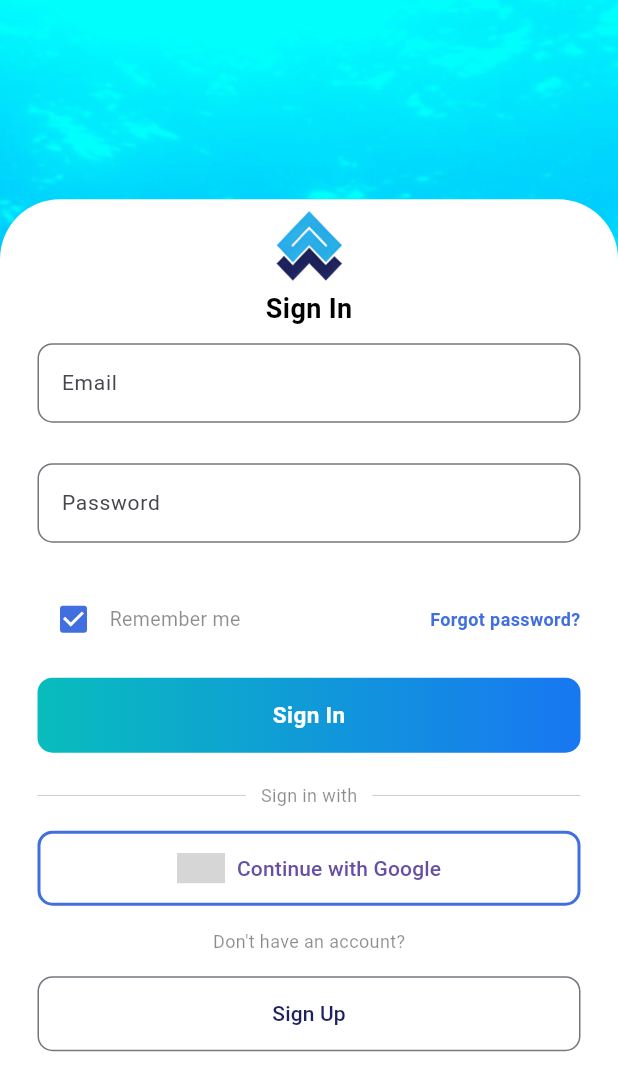
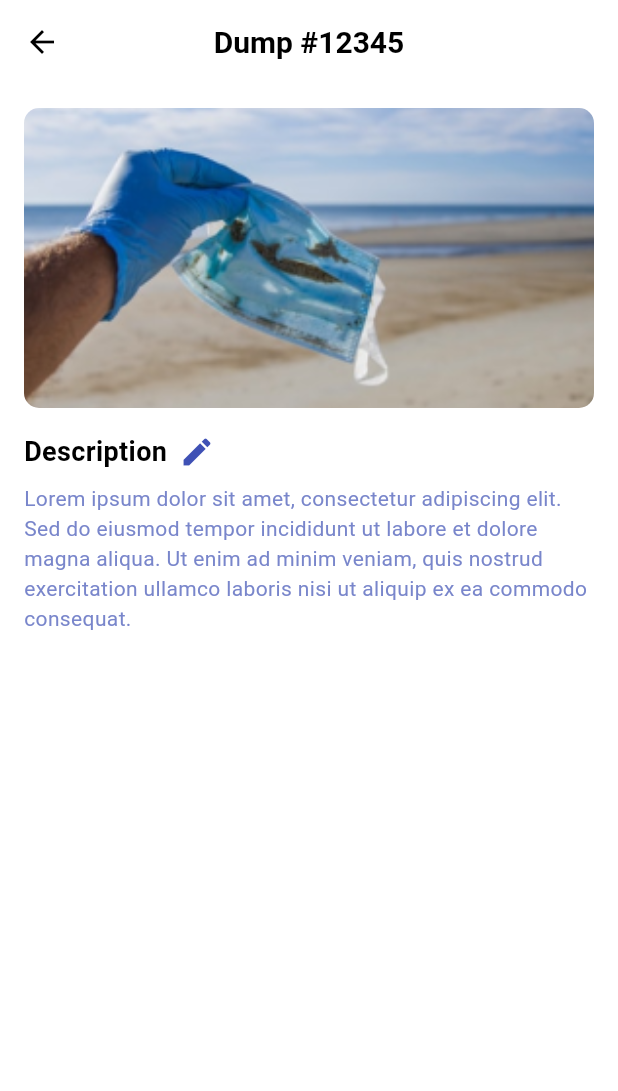
Before and after one commit to SDP-1/ocean_rescue, a Flutter app: the screen it shows after launch, on a phone screen of 412 x 824 dp. Shown: the top 1091 px of the screen. Run offline on Flutter 3.47's test engine with Material 3 defaults, Android fonts, the phone set to English and light mode, and no system bars; our stand-ins replace cloud_firestore, firebase_auth, firebase_core, firebase_storage, flutter_image_compress, flutter_svg and 4 more; accounts and stored records are empty; grey boxes are pictures that could not be loaded.

Commit message:
fixed the report dump by removing listview

```diff
--- a/lib/main.dart
+++ b/lib/main.dart
@@ -1,6 +1,7 @@
 import 'package:firebase_core/firebase_core.dart'; // Import Firebase Core
 import 'package:flutter/material.dart';
 import 'package:ocean_rescue/pages/dumpReport/DumpReportHistory.dart';
+import 'package:ocean_rescue/pages/dumpReport/dump_description_edit.dart';
 import 'package:ocean_rescue/pages/notification/NotificationScreen.dart';
 import 'package:ocean_rescue/pages/welcome/signin_screen.dart';
 import 'package:ocean_rescue/widget/popup/delete_confirmation_popup.dart';
@@ -24,11 +25,12 @@ class MyApp extends StatelessWidget {
     return MaterialApp(
       title: 'Ocean Rescue', // Fixed the typo in the app title
       debugShowCheckedModeBanner: false,
-      home: SignInScreen(),
+      //home: SignInScreen(),
       // home: BottomNavBar(),
       // home: SplashScreen(),
      // home : DumpReportHistory(),
      //home : delete_confirmation_popup(),
+      home : DumpDetailsScreen(),
 
     );
   }
--- /dev/null
+++ b/lib/pages/dumpReport/dump_description_edit.dart
@@ -0,0 +1,72 @@
+import 'package:flutter/material.dart';
+import '../../widget/feed/TopAppBar .dart';
+
+class DumpDetailsScreen extends StatelessWidget {
+  @override
+  Widget build(BuildContext context) {
+    return Scaffold(
+      backgroundColor: Colors.white,
+      appBar: AppBar(
+        backgroundColor: Colors.white,
+        elevation: 0,
+        leading: IconButton(
+          icon: Icon(Icons.arrow_back, color: Colors.black),
+          onPressed: () {
+            Navigator.pop(context);
+          },
+        ),
+        title: Text(
+          'Dump #12345',
+          style: TextStyle(
+            color: Colors.black,
+            fontSize: 20,
+            fontWeight: FontWeight.bold,
+          ),
+        ),
+        centerTitle: true,
+      ),
+      body: Padding(
+        padding: const EdgeInsets.all(16.0),
+        child: Column(
+          crossAxisAlignment: CrossAxisAlignment.start,
+          children: [
+            // Image section
+            ClipRRect(
+              borderRadius: BorderRadius.circular(10.0),
+              child: Image.asset(
+                'assets/event/event02.png',  // Change this to the actual path of your image
+                width: double.infinity,
+                height: 200,
+                fit: BoxFit.cover,
+              ),
+            ),
+            SizedBox(height: 16),
+            // Description section
+            Row(
+              children: [
+                Text(
+                  'Description',
+                  style: TextStyle(
+                    fontSize: 18,
+                    fontWeight: FontWeight.bold,
+                    color: Colors.black, // Change color to black
+                  ),
+                ),
+                SizedBox(width: 8),  // Adjust spacing between text and icon
+                Icon(Icons.edit, color: Colors.indigo),
+              ],
+            ),
+            SizedBox(height: 8),
+            Text(
+              'Lorem ipsum dolor sit amet, consectetur adipiscing elit. Sed do eiusmod tempor incididunt ut labore et dolore magna aliqua. Ut enim ad minim veniam, quis nostrud exercitation ullamco laboris nisi ut aliquip ex ea commodo consequat.',
+              style: TextStyle(
+                color: Colors.indigo.shade300,
+                fontSize: 14,
+              ),
+            ),
+          ],
+        ),
+      ),
+    );
+  }
+}
--- a/lib/pages/dumpReport/dump_report_screen.dart
+++ b/lib/pages/dumpReport/dump_report_screen.dart
@@ -120,7 +120,8 @@ class _ReportDumpPageState extends State<ReportDumpPage> {
         padding: const EdgeInsets.all(16.0),
         child: Form(
           key: _formKey,
-          child: ListView(
+          child: SingleChildScrollView(
+            child: Column(
               children: [
                 const SizedBox(height: 16),
                 _buildHeader(),
@@ -193,6 +194,7 @@ class _ReportDumpPageState extends State<ReportDumpPage> {
                 const SizedBox(height: 16),
                 _buildReportButton(),
               ],
+            ),
           ),
         ),
       ),
--- a/lib/resources/ReportDumpsFirestoreMethods.dart
+++ b/lib/resources/ReportDumpsFirestoreMethods.dart
@@ -30,7 +30,8 @@ class ReportDumpsFirestoreMethods {
   required String description,
   required String eventLocation,
   required String urgencyLevel,
-  required File imageFile, required bool isReported,
+  required File imageFile,
+  required bool isReported,
 }) async {
   try {
     // Generate a unique ID for the dump report
```
Lines whose indentation alone changed are shown as unchanged.
